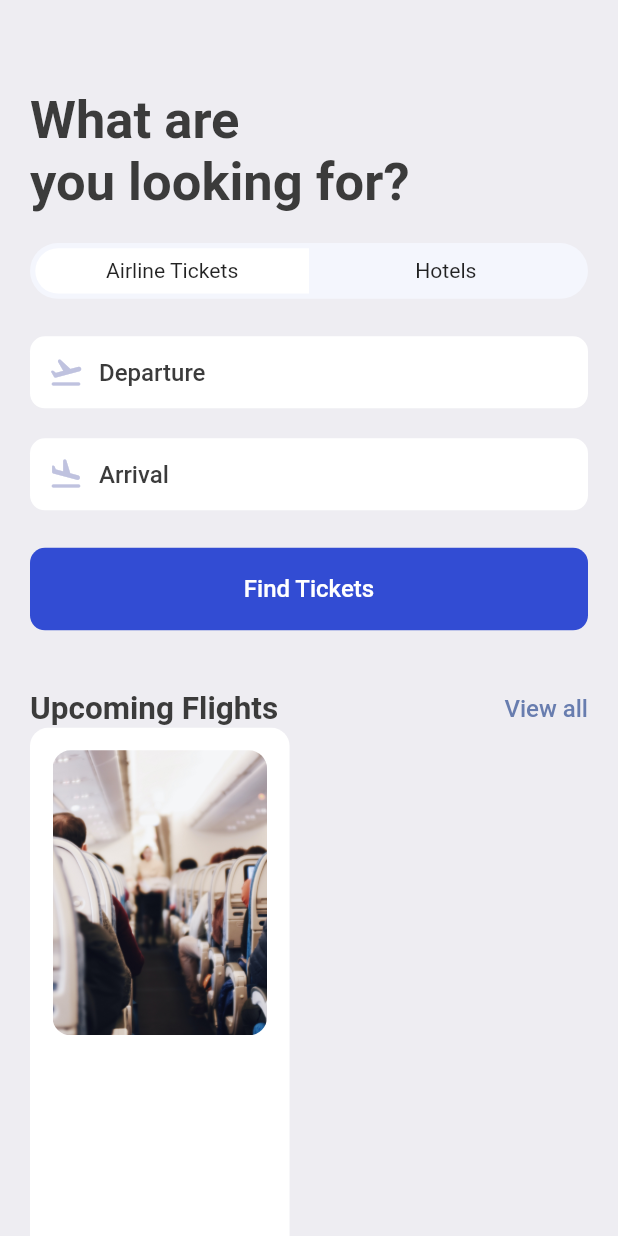
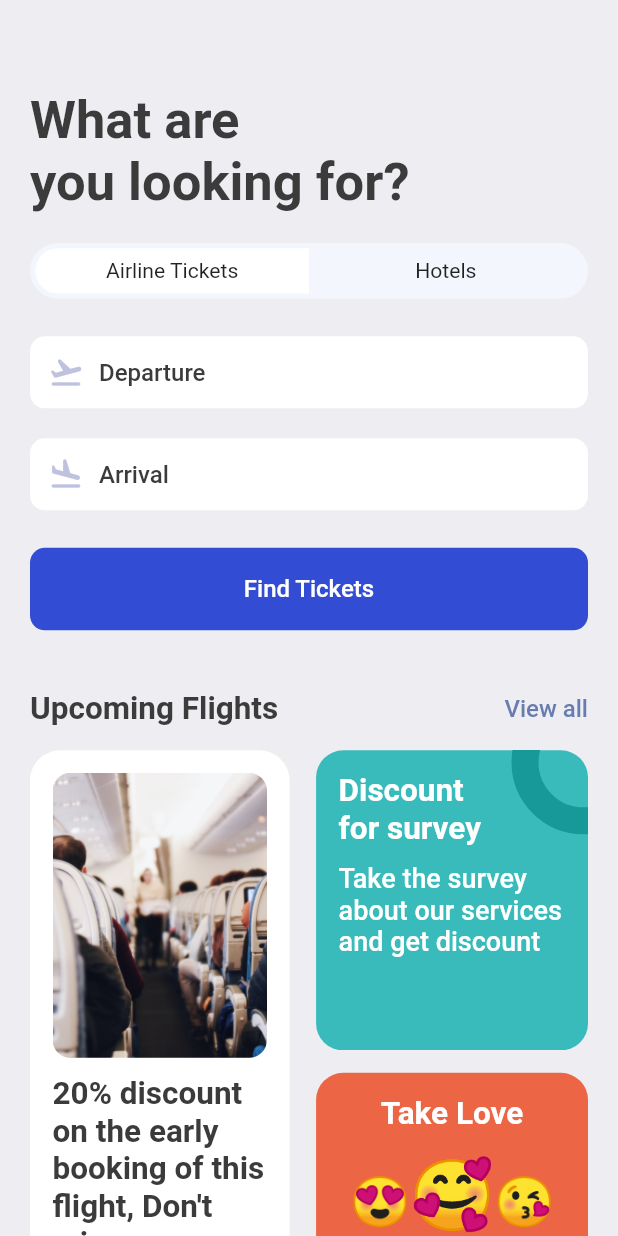
Before and after one commit to kedarsubedi/flutter_ticketbooking, a Flutter app: the SearchScreen screen opened directly, on a phone screen of 412 x 824 dp. Run offline on Flutter 3.47's test engine with Material 2 defaults, Android fonts, the phone set to English and light mode, and no system bars; our stand-ins replace fluentui_icons, gap, get.

Commit message:
feature: ticket page about to be completed

```diff
--- a/lib/screens/button_bar.dart
+++ b/lib/screens/button_bar.dart
@@ -1,5 +1,6 @@
 import 'package:booktickets/screens/home_screen.dart';
 import 'package:booktickets/screens/search_screen.dart';
+import 'package:booktickets/screens/ticket_screen.dart';
 import 'package:fluentui_icons/fluentui_icons.dart';
 import 'package:flutter/material.dart';
 
@@ -15,7 +16,7 @@ class _BottomBarState extends State<BottomBar> {
   static final List<Widget>_widgetOptions =<Widget>[
     const HomeScreen(),
     const SearchScreen(),
-    const Text('Tickets'),
+    const TicketScreen(),
     const Text('Profile'),
   ];
 
--- a/lib/screens/search_screen.dart
+++ b/lib/screens/search_screen.dart
@@ -1,6 +1,8 @@
 import 'package:booktickets/utils/app_layout.dart';
 import 'package:booktickets/widgets/icon_text_widget.dart';
+import 'package:booktickets/widgets/ticket_tabs.dart';
 import 'package:flutter/cupertino.dart';
+import 'package:flutter/gestures.dart';
 import 'package:flutter/material.dart';
 import 'package:gap/gap.dart';
 
@@ -21,44 +23,7 @@ class SearchScreen extends StatelessWidget {
           Gap(AppLayout.getHeight(40)),
           Text("What are\nyou looking for?", style: Styles.headLineStyle1.copyWith(fontSize:AppLayout.getWidth(35))),
           Gap(AppLayout.getHeight(20)),
-          FittedBox(
-            child: Container(
-              padding: const EdgeInsets.all(3.5),
-              child: Row(
-
-                children: [
-                  /*
-                airline tickets
-                 */
-                  Container(
-                    width: size.width*.44,
-                    padding: EdgeInsets.symmetric(vertical: AppLayout.getHeight(7)),
-                    decoration: BoxDecoration(
-                        borderRadius: BorderRadius.horizontal(left: Radius.circular(AppLayout.getHeight(50)),),
-                        color: Colors.white
-                    ),
-                    child: Center(child: Text("Airline Tickets"),),
-                  ),
-                  /*
-                hotels
-                 */
-                  Container(
-                    width: size.width*.44,
-                    padding: EdgeInsets.symmetric(vertical: AppLayout.getHeight(7)),
-                    decoration: BoxDecoration(
-                        borderRadius: BorderRadius.horizontal(right: Radius.circular(AppLayout.getHeight(50)),),
-                        color: Colors.transparent
-                    ),
-                    child: Center(child: Text("Hotels"),),
-                  ),
-                ],
-              ),
-              decoration: BoxDecoration(
-                  borderRadius: BorderRadius.circular(AppLayout.getHeight(50),),
-                  color: const Color(0xFFF4F6FD)
-              ),
-            ),
-          ),
+          const AppTicketTabs(firstTab: 'Airline Tickets', secondTab: 'Hotels',),
           Gap(AppLayout.getHeight(25)),
           const AppIconText(icon: Icons.flight_takeoff_rounded, text: "Departure"),
           Gap(AppLayout.getHeight(20)),
@@ -78,15 +43,24 @@ class SearchScreen extends StatelessWidget {
           ),
           Gap(AppLayout.getHeight(40)),
           const AppDoubleTextWidget(bigText: "Upcoming Flights", smallText: "View all"),
+          Gap(AppLayout.getHeight(15)),
           Row(
+            mainAxisAlignment: MainAxisAlignment.spaceBetween,
             children: [
               Container(
-                height: AppLayout.getHeight(400),
+                height: AppLayout.getHeight(425),
                 width: size.width*0.42,
                 padding: EdgeInsets.symmetric(horizontal: AppLayout.getHeight(15), vertical: AppLayout.getWidth(15)),
                 decoration: BoxDecoration(
                   color: Colors.white,
-                  borderRadius: BorderRadius.circular(AppLayout.getHeight(12)),
+                  borderRadius: BorderRadius.circular(AppLayout.getHeight(20)),
+                  boxShadow: [
+                    BoxShadow(
+                      color: Colors.grey.shade200,
+                      blurRadius: 1,
+                      spreadRadius: 1
+                    )
+                  ]
                 ),
                 child: Column(
                   children: [
@@ -94,16 +68,93 @@ class SearchScreen extends StatelessWidget {
                       height: AppLayout.getHeight(190),
                       decoration: BoxDecoration(
                         borderRadius: BorderRadius.circular(AppLayout.getHeight(12)),
-                        image: DecorationImage(
+                        image: const DecorationImage(
                           fit: BoxFit.cover,
                           image: AssetImage(
                             "assets/images/sit.jpg"
                           )
                         )
                       ),
+                    ),
+                    Gap(AppLayout.getHeight(12)),
+                    Text(
+                      "20% discount on the early booking of this flight, Don't miss",
+                      style: Styles.headLineStyle2,
                     )
                   ],
                 ),
+              ),
+              Column(
+                children: [
+                  Stack(
+                    children: [
+                      Container(
+                        width: size.width*0.44,
+                        height: AppLayout.getHeight(200),
+                        decoration: BoxDecoration(
+                            color: Color(0xFF3ABBBB),
+                            borderRadius: BorderRadius.circular(AppLayout.getHeight(18))
+                        ),
+                        padding: EdgeInsets.symmetric(vertical: AppLayout.getHeight(15), horizontal: AppLayout.getHeight(15)),
+                        child: Column(
+                          crossAxisAlignment: CrossAxisAlignment.start,
+                          children: [
+                            Text("Discount\nfor survey", style: Styles.headLineStyle2.copyWith(fontWeight: FontWeight.bold, color: Colors.white),),
+                            Gap(AppLayout.getHeight(10)),
+                            Text("Take the survey about our services and get discount", style: Styles.headLineStyle2.copyWith(fontWeight: FontWeight.w500, color: Colors.white, fontSize: 18),),
+                          ],
+                        ),
+                      ),
+                      Positioned(
+                          right: -45,
+                          top: -40,
+                          child: Container(
+                        padding: EdgeInsets.all(AppLayout.getHeight(30)),
+                        decoration: BoxDecoration(
+                            shape: BoxShape.circle,
+                            border: Border.all(width: 18, color: Color(0xFF189999)),
+                            color: Colors.transparent
+                        ),
+                      )
+                      ),
+                    ],
+                  ),
+                    Gap(AppLayout.getHeight(15)),
+                    Container(
+                      width: size.width*0.44,
+                      height: AppLayout.getHeight(210),
+                      padding: EdgeInsets.symmetric(vertical: AppLayout.getHeight(15), horizontal: AppLayout.getHeight(15)),
+                      decoration: BoxDecoration(
+                        borderRadius: BorderRadius.circular(AppLayout.getHeight(18)),
+                        color: const Color(0xFFEC6545)
+                      ),
+                      child: Column(
+                        children: [
+                          Text("Take Love", style: Styles.headLineStyle2.copyWith(color: Colors.white, fontWeight: FontWeight.bold, ), textAlign: TextAlign.center,),
+                          Gap(AppLayout.getHeight(15)),
+                          RichText(
+                              text: const TextSpan(
+                                children: [
+                                  TextSpan(
+                                    text: '😍',
+                                    style: TextStyle(fontSize: 32)
+                                  ),
+                                  TextSpan(
+                                    text: '🥰',
+                                    style: TextStyle(fontSize: 45)
+                                  ),
+                                  TextSpan(
+                                    text: '😘',
+                                    style: TextStyle(fontSize: 32)
+                                  ),
+
+                                ]
+                              )
+                          ),
+                        ],
+                      ),
+                    )
+                ],
               )
             ],
           )
--- a/lib/utils/app_styles.dart
+++ b/lib/utils/app_styles.dart
@@ -9,7 +9,7 @@ class Styles{
   static TextStyle textStyle = TextStyle(fontSize: 16, color: textColor, fontWeight: FontWeight.w500);
   static TextStyle headLineStyle1 = TextStyle(fontSize: 26, color: textColor, fontWeight: FontWeight.bold);
   static TextStyle headLineStyle2 = TextStyle(fontSize: 21, color: textColor, fontWeight: FontWeight.bold);
-  static TextStyle headLineStyle3 = TextStyle(fontSize: 17, color: Colors.grey.shade500, fontWeight: FontWeight.w500);
-  static TextStyle headLineStyle4 = TextStyle(fontSize: 14, color: Colors.grey.shade500, fontWeight: FontWeight.w500);
+  static TextStyle headLineStyle3 = const TextStyle(fontSize: 17, fontWeight: FontWeight.w500);
+  static TextStyle headLineStyle4 = const TextStyle(fontSize: 14, fontWeight: FontWeight.w500);
 
 }
--- a/lib/widgets/thick_container.dart
+++ b/lib/widgets/thick_container.dart
@@ -2,7 +2,8 @@ import 'package:flutter/cupertino.dart';
 import 'package:flutter/material.dart';
 
 class ThickContainer extends StatelessWidget {
-  const ThickContainer({super.key});
+  final bool? isColor;
+  const ThickContainer({Key? key, this.isColor}): super(key: key);
 
   @override
   Widget build(BuildContext context) {
@@ -10,7 +11,7 @@ class ThickContainer extends StatelessWidget {
       padding: const EdgeInsets.all(3.0),
       decoration: BoxDecoration(
         borderRadius: BorderRadius.circular(20),
-        border: Border.all(width: 2.5, color: Colors.white),
+        border: Border.all(width: 2.5, color: isColor==null?Colors.white:Color(0xFF8ACCF7)),
       ),
     );
   }
--- /dev/null
+++ b/lib/widgets/ticket_tabs.dart
@@ -0,0 +1,52 @@
+import 'package:flutter/cupertino.dart';
+import 'package:flutter/material.dart';
+
+import '../utils/app_layout.dart';
+
+class AppTicketTabs extends StatelessWidget {
+  final String firstTab;
+  final String secondTab;
+  const AppTicketTabs({Key? key, required this.firstTab, required this.secondTab}): super(key: key);
+
+  @override
+  Widget build(BuildContext context) {
+    final size = AppLayout.getSize(context);
+    return FittedBox(
+      child: Container(
+        padding: const EdgeInsets.all(3.5),
+        decoration: BoxDecoration(
+            borderRadius: BorderRadius.circular(AppLayout.getHeight(50),),
+            color: const Color(0xFFF4F6FD)
+        ),
+        child: Row(
+          children: [
+            /*
+                airline tickets
+                 */
+            Container(
+              width: size.width*.44,
+              padding: EdgeInsets.symmetric(vertical: AppLayout.getHeight(7)),
+              decoration: BoxDecoration(
+                  borderRadius: BorderRadius.horizontal(left: Radius.circular(AppLayout.getHeight(50)),),
+                  color: Colors.white
+              ),
+              child: Center(child: Text(firstTab),),
+            ),
+            /*
+                hotels
+                 */
+            Container(
+              width: size.width*.44,
+              padding: EdgeInsets.symmetric(vertical: AppLayout.getHeight(7)),
+              decoration: BoxDecoration(
+                  borderRadius: BorderRadius.horizontal(right: Radius.circular(AppLayout.getHeight(50)),),
+                  color: Colors.transparent
+              ),
+              child: Center(child: Text(secondTab),),
+            ),
+          ],
+        ),
+      ),
+    );
+  }
+}
```
Also changed, not shown: lib/screens/ticket_screen.dart (added, +36 -0 lines), lib/screens/ticket_view.dart (+30 -24 lines).
